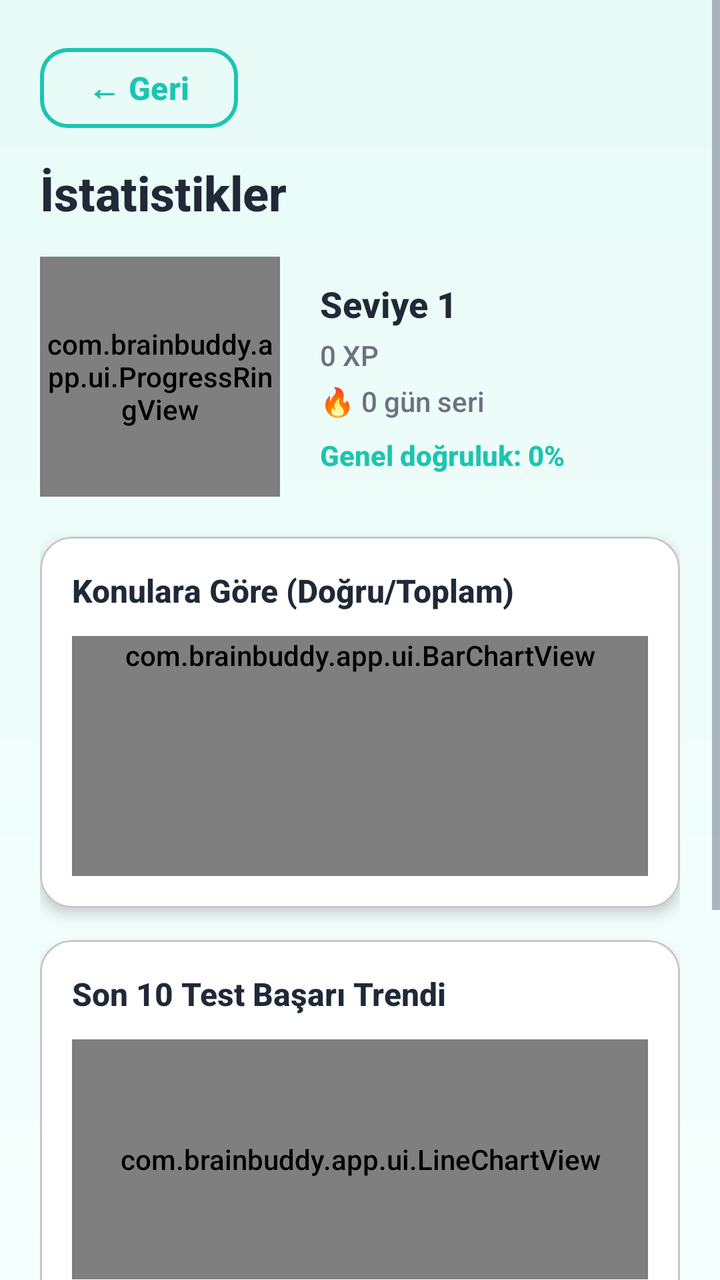
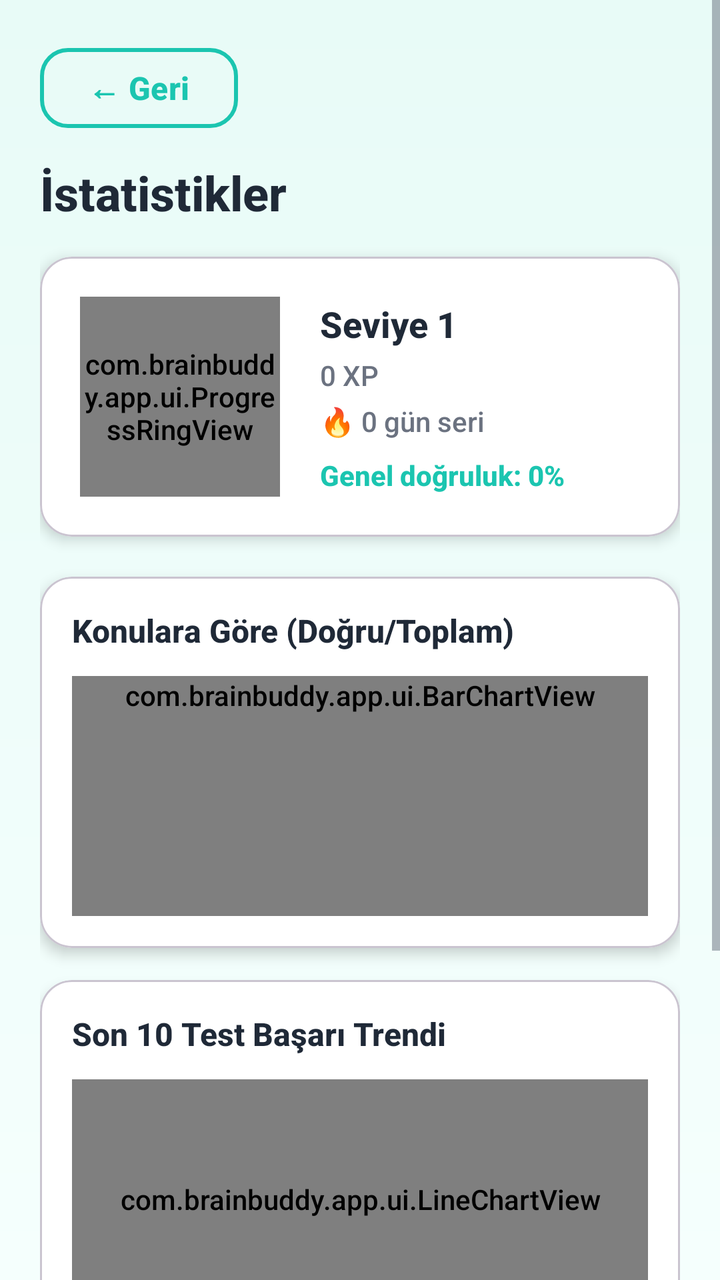

An Android layout rendered at two revisions. The XML below is the earlier revision; the diff shows what the commit changed to produce the second picture.
<!-- AndroidManifest.xml: application theme Theme.BrainBuddy -->
<!-- res/layout/activity_stats.xml -->
<?xml version="1.0" encoding="utf-8"?>
<ScrollView xmlns:android="http://schemas.android.com/apk/res/android"
    xmlns:app="http://schemas.android.com/apk/res-auto"
    xmlns:tools="http://schemas.android.com/tools"
    android:layout_width="match_parent"
    android:layout_height="match_parent"
    android:background="@drawable/bg_stats_light"
    android:fillViewport="true">

    <LinearLayout
        android:layout_width="match_parent"
        android:layout_height="wrap_content"
        android:orientation="vertical"
        android:padding="20dp">

        <Button
            android:id="@+id/btnBack"
            style="@style/BBButtonAlt"
            android:layout_width="wrap_content"
            android:layout_height="48dp"
            android:text="← Geri"/>

        <TextView
            android:layout_width="match_parent"
            android:layout_height="wrap_content"
            android:layout_marginTop="12dp"
            android:text="İstatistikler"
            android:textSize="24sp"
            android:textStyle="bold"
            android:textColor="@color/bb_text_dark"/>

        <LinearLayout
            android:layout_width="match_parent"
            android:layout_height="wrap_content"
            android:orientation="horizontal"
            android:layout_marginTop="16dp"
            android:gravity="center">

            <com.brainbuddy.app.ui.ProgressRingView
                android:id="@+id/progressRing"
                android:layout_width="120dp"
                android:layout_height="120dp"
                tools:progress="75"/>

            <LinearLayout
                android:layout_width="0dp"
                android:layout_height="wrap_content"
                android:layout_weight="1"
                android:orientation="vertical"
                android:layout_marginStart="20dp">

                <TextView
                    android:id="@+id/tvLevel"
                    android:layout_width="wrap_content"
                    android:layout_height="wrap_content"
                    android:text="Seviye 1"
                    android:textSize="18sp"
                    android:textStyle="bold"
                    android:textColor="@color/bb_text_dark"/>

                <TextView
                    android:id="@+id/tvXp"
                    android:layout_width="wrap_content"
                    android:layout_height="wrap_content"
                    android:layout_marginTop="4dp"
                    android:text="0 XP"
                    android:textSize="14sp"
                    android:textColor="@color/bb_text_dark_muted"/>

                <TextView
                    android:id="@+id/tvStreak"
                    android:layout_width="wrap_content"
                    android:layout_height="wrap_content"
                    android:layout_marginTop="4dp"
                    android:text="🔥 0 gün seri"
                    android:textSize="14sp"
                    android:textColor="@color/bb_text_dark_muted"/>

                <TextView
                    android:id="@+id/tvOverallAccuracy"
                    android:layout_width="wrap_content"
                    android:layout_height="wrap_content"
                    android:layout_marginTop="8dp"
                    android:text="Genel doğruluk: 0%"
                    android:textSize="14sp"
                    android:textColor="@color/bb_turquoise"
                    android:textStyle="bold"/>
            </LinearLayout>
        </LinearLayout>

        <com.google.android.material.card.MaterialCardView
            android:layout_width="match_parent"
            android:layout_height="wrap_content"
            app:cardCornerRadius="16dp"
            app:cardElevation="4dp"
            app:cardBackgroundColor="@color/white"
            android:layout_marginTop="20dp">

            <LinearLayout
                android:layout_width="match_parent"
                android:layout_height="wrap_content"
                android:orientation="vertical"
                android:padding="16dp">

                <TextView
                    android:layout_width="wrap_content"
                    android:layout_height="wrap_content"
                    android:text="Konulara Göre (Doğru/Toplam)"
                    android:textSize="16sp"
                    android:textStyle="bold"
                    android:textColor="@color/bb_text_dark"/>

                <com.brainbuddy.app.ui.BarChartView
                    android:id="@+id/barChart"
                    android:layout_width="match_parent"
                    android:layout_height="wrap_content"
                    android:layout_marginTop="12dp"
                    android:minHeight="120dp"/>
            </LinearLayout>
        </com.google.android.material.card.MaterialCardView>

        <com.google.android.material.card.MaterialCardView
            android:layout_width="match_parent"
            android:layout_height="wrap_content"
            app:cardCornerRadius="16dp"
            app:cardElevation="4dp"
            app:cardBackgroundColor="@color/white"
            android:layout_marginTop="16dp">

            <LinearLayout
                android:layout_width="match_parent"
                android:layout_height="wrap_content"
                android:orientation="vertical"
                android:padding="16dp">

                <TextView
                    android:layout_width="wrap_content"
                    android:layout_height="wrap_content"
                    android:text="Son 10 Test Başarı Trendi"
                    android:textSize="16sp"
                    android:textStyle="bold"
                    android:textColor="@color/bb_text_dark"/>

                <com.brainbuddy.app.ui.LineChartView
                    android:id="@+id/lineChart"
                    android:layout_width="match_parent"
                    android:layout_height="120dp"
                    android:layout_marginTop="12dp"/>
            </LinearLayout>
        </com.google.android.material.card.MaterialCardView>

        <com.google.android.material.card.MaterialCardView
            android:layout_width="match_parent"
            android:layout_height="wrap_content"
            app:cardCornerRadius="16dp"
            app:cardElevation="4dp"
            app:cardBackgroundColor="@color/white"
            android:layout_marginTop="16dp">

            <LinearLayout
                android:layout_width="match_parent"
                android:layout_height="wrap_content"
                android:orientation="vertical"
                android:padding="16dp">

                <TextView
                    android:layout_width="wrap_content"
                    android:layout_height="wrap_content"
                    android:text="En güçlü konular"
                    android:textSize="16sp"
                    android:textStyle="bold"
                    android:textColor="@color/bb_text_dark"/>

                <TextView
                    android:id="@+id/tvStrongTopics"
                    android:layout_width="match_parent"
                    android:layout_height="wrap_content"
                    android:layout_marginTop="8dp"
                    android:text="-"
                    android:textSize="14sp"
                    android:textColor="@color/bb_text_dark_muted"/>

                <TextView
                    android:layout_width="wrap_content"
                    android:layout_height="wrap_content"
                    android:layout_marginTop="16dp"
                    android:text="Çalışılması gereken konular"
                    android:textSize="16sp"
                    android:textStyle="bold"
                    android:textColor="@color/bb_text_dark"/>

                <TextView
                    android:id="@+id/tvWeakTopics"
                    android:layout_width="match_parent"
                    android:layout_height="wrap_content"
                    android:layout_marginTop="8dp"
                    android:text="-"
                    android:textSize="14sp"
                    android:textColor="@color/bb_text_dark_muted"/>

                <TextView
                    android:layout_width="wrap_content"
                    android:layout_height="wrap_content"
                    android:layout_marginTop="16dp"
                    android:text="Son testler (detay)"
                    android:textSize="16sp"
                    android:textStyle="bold"
                    android:textColor="@color/bb_text_dark"/>

                <TextView
                    android:id="@+id/tvPerTestDetail"
                    android:layout_width="match_parent"
                    android:layout_height="wrap_content"
                    android:layout_marginTop="8dp"
                    android:text="-"
                    android:textSize="13sp"
                    android:textColor="@color/bb_text_dark_muted"/>
            </LinearLayout>
        </com.google.android.material.card.MaterialCardView>
    </LinearLayout>
</ScrollView>
<!-- resources referenced by this layout -->
<resources>
  <color name="bb_text_dark">#1F2937</color>
  <color name="bb_text_dark_muted">#6B7280</color>
  <color name="bb_turquoise">#1BC5B0</color>
  <color name="white">#FFFFFF</color>
  <!-- drawable bg_stats_light (drawable) -->
  <?xml version="1.0" encoding="utf-8"?>
  <layer-list xmlns:android="http://schemas.android.com/apk/res/android">
      <item>
          <shape>
              <gradient
                  android:angle="270"
                  android:startColor="#E8FBF7"
                  android:endColor="#F5FFFD"/>
          </shape>
      </item>
  </layer-list>
  <style name="BBButtonAlt" parent="Widget.Material3.Button.OutlinedButton">
          <item name="android:minHeight">48dp</item>
          <item name="cornerRadius">14dp</item>
          <item name="android:textAllCaps">false</item>
          <item name="android:textColor">@color/bb_primary</item>
          <item name="strokeColor">@color/bb_primary</item>
          <item name="strokeWidth">2dp</item>
      </style>
  <style name="Theme.BrainBuddy" parent="Theme.Material3.Light.NoActionBar">
          <item name="colorPrimary">@color/bb_primary</item>
          <item name="colorOnPrimary">@color/white</item>
          <item name="colorSecondary">@color/bb_secondary</item>
          <item name="colorOnSecondary">@color/white</item>
          <item name="colorTertiary">@color/bb_accent</item>
          <item name="colorOnTertiary">@color/black</item>
          <item name="colorError">@color/bb_error</item>
          <item name="android:windowBackground">@drawable/bg_gradient</item>
          <item name="android:textColorPrimary">@color/bb_text</item>
          <item name="android:textColorSecondary">@color/bb_text_muted</item>
          <item name="materialButtonStyle">@style/BBButton</item>
          <item name="android:fontFamily">sans-serif-medium</item>
      </style>
  <color name="bb_primary">#1BC5B0</color>
  <color name="bb_secondary">#00897B</color>
  <color name="bb_accent">#FFC107</color>
  <color name="black">#000000</color>
  <color name="bb_error">#FF5252</color>
  <!-- drawable bg_gradient (drawable) -->
  <?xml version="1.0" encoding="utf-8"?>
  <layer-list xmlns:android="http://schemas.android.com/apk/res/android">
      <item>
          <shape>
              <gradient
                  android:angle="270"
                  android:startColor="#E8FBF7"
                  android:endColor="#F5FFFD"/>
          </shape>
      </item>
  </layer-list>
  <color name="bb_text">#1F2937</color>
  <color name="bb_text_muted">#6B7280</color>
  <style name="BBButton" parent="Widget.Material3.Button">
          <item name="android:minHeight">56dp</item>
          <item name="android:paddingStart">24dp</item>
          <item name="android:paddingEnd">24dp</item>
          <item name="cornerRadius">16dp</item>
          <item name="android:textAllCaps">false</item>
          <item name="android:textColor">@color/white</item>
          <item name="android:textSize">16sp</item>
          <item name="android:textStyle">bold</item>
          <item name="backgroundTint">@color/bb_primary</item>
      </style>
</resources>

<!-- the commit's change to res/layout/activity_stats.xml (unified diff, before → after) -->
@@ -4,7 +4,7 @@
     xmlns:tools="http://schemas.android.com/tools"
     android:layout_width="match_parent"
     android:layout_height="match_parent"
-    android:background="@drawable/bg_stats_light"
+    android:background="@drawable/bg_gradient"
     android:fillViewport="true">
 
     <LinearLayout
@@ -29,64 +29,73 @@
             android:textStyle="bold"
             android:textColor="@color/bb_text_dark"/>
 
-        <LinearLayout
-            android:layout_width="match_parent"
-            android:layout_height="wrap_content"
-            android:orientation="horizontal"
-            android:layout_marginTop="16dp"
-            android:gravity="center">
-
-            <com.brainbuddy.app.ui.ProgressRingView
-                android:id="@+id/progressRing"
-                android:layout_width="120dp"
-                android:layout_height="120dp"
-                tools:progress="75"/>
-
-            <LinearLayout
-                android:layout_width="0dp"
-                android:layout_height="wrap_content"
-                android:layout_weight="1"
-                android:orientation="vertical"
-                android:layout_marginStart="20dp">
-
-                <TextView
-                    android:id="@+id/tvLevel"
-                    android:layout_width="wrap_content"
-                    android:layout_height="wrap_content"
-                    android:text="Seviye 1"
-                    android:textSize="18sp"
-                    android:textStyle="bold"
-                    android:textColor="@color/bb_text_dark"/>
-
-                <TextView
-                    android:id="@+id/tvXp"
-                    android:layout_width="wrap_content"
-                    android:layout_height="wrap_content"
-                    android:layout_marginTop="4dp"
-                    android:text="0 XP"
-                    android:textSize="14sp"
-                    android:textColor="@color/bb_text_dark_muted"/>
-
-                <TextView
-                    android:id="@+id/tvStreak"
-                    android:layout_width="wrap_content"
-                    android:layout_height="wrap_content"
-                    android:layout_marginTop="4dp"
-                    android:text="🔥 0 gün seri"
-                    android:textSize="14sp"
-                    android:textColor="@color/bb_text_dark_muted"/>
-
-                <TextView
-                    android:id="@+id/tvOverallAccuracy"
-                    android:layout_width="wrap_content"
-                    android:layout_height="wrap_content"
-                    android:layout_marginTop="8dp"
-                    android:text="Genel doğruluk: 0%"
-                    android:textSize="14sp"
-                    android:textColor="@color/bb_turquoise"
-                    android:textStyle="bold"/>
-            </LinearLayout>
-        </LinearLayout>
+        <com.google.android.material.card.MaterialCardView
+            android:layout_width="match_parent"
+            android:layout_height="wrap_content"
+            app:cardCornerRadius="16dp"
+            app:cardElevation="4dp"
+            app:cardBackgroundColor="@color/white"
+            android:layout_marginTop="16dp">
+
+            <LinearLayout
+                android:layout_width="match_parent"
+                android:layout_height="wrap_content"
+                android:orientation="horizontal"
+                android:padding="20dp"
+                android:gravity="center_vertical">
+
+                <com.brainbuddy.app.ui.ProgressRingView
+                    android:id="@+id/progressRing"
+                    android:layout_width="100dp"
+                    android:layout_height="100dp"
+                    tools:progress="75"/>
+
+                <LinearLayout
+                    android:layout_width="0dp"
+                    android:layout_height="wrap_content"
+                    android:layout_weight="1"
+                    android:orientation="vertical"
+                    android:layout_marginStart="20dp">
+
+                    <TextView
+                        android:id="@+id/tvLevel"
+                        android:layout_width="wrap_content"
+                        android:layout_height="wrap_content"
+                        android:text="Seviye 1"
+                        android:textSize="18sp"
+                        android:textStyle="bold"
+                        android:textColor="@color/bb_text_dark"/>
+
+                    <TextView
+                        android:id="@+id/tvXp"
+                        android:layout_width="wrap_content"
+                        android:layout_height="wrap_content"
+                        android:layout_marginTop="4dp"
+                        android:text="0 XP"
+                        android:textSize="14sp"
+                        android:textColor="@color/bb_text_dark_muted"/>
+
+                    <TextView
+                        android:id="@+id/tvStreak"
+                        android:layout_width="wrap_content"
+                        android:layout_height="wrap_content"
+                        android:layout_marginTop="4dp"
+                        android:text="🔥 0 gün seri"
+                        android:textSize="14sp"
+                        android:textColor="@color/bb_text_dark_muted"/>
+
+                    <TextView
+                        android:id="@+id/tvOverallAccuracy"
+                        android:layout_width="wrap_content"
+                        android:layout_height="wrap_content"
+                        android:layout_marginTop="8dp"
+                        android:text="Genel doğruluk: 0%"
+                        android:textSize="14sp"
+                        android:textColor="@color/bb_turquoise"
+                        android:textStyle="bold"/>
+                </LinearLayout>
+            </LinearLayout>
+        </com.google.android.material.card.MaterialCardView>
 
         <com.google.android.material.card.MaterialCardView
             android:layout_width="match_parent"
@@ -166,55 +175,64 @@
                 <TextView
                     android:layout_width="wrap_content"
                     android:layout_height="wrap_content"
-                    android:text="En güçlü konular"
-                    android:textSize="16sp"
-                    android:textStyle="bold"
-                    android:textColor="@color/bb_text_dark"/>
-
-                <TextView
-                    android:id="@+id/tvStrongTopics"
+                    android:text="Konu özeti"
+                    android:textSize="16sp"
+                    android:textStyle="bold"
+                    android:textColor="@color/bb_text_dark"/>
+
+                <HorizontalScrollView
+                    android:layout_width="match_parent"
+                    android:layout_height="wrap_content"
+                    android:layout_marginTop="12dp"
+                    android:scrollbars="none">
+
+                    <com.google.android.material.chip.ChipGroup
+                        android:id="@+id/chipGroupStrong"
+                        android:layout_width="wrap_content"
+                        android:layout_height="wrap_content"
+                        app:singleLine="true"
+                        app:chipSpacingHorizontal="8dp"/>
+                </HorizontalScrollView>
+
+                <TextView
+                    android:layout_width="wrap_content"
+                    android:layout_height="wrap_content"
+                    android:layout_marginTop="12dp"
+                    android:text="Geliştirilecek"
+                    android:textSize="14sp"
+                    android:textStyle="bold"
+                    android:textColor="@color/bb_error"/>
+
+                <HorizontalScrollView
                     android:layout_width="match_parent"
                     android:layout_height="wrap_content"
                     android:layout_marginTop="8dp"
-                    android:text="-"
-                    android:textSize="14sp"
-                    android:textColor="@color/bb_text_dark_muted"/>
+                    android:scrollbars="none">
+
+                    <com.google.android.material.chip.ChipGroup
+                        android:id="@+id/chipGroupWeak"
+                        android:layout_width="wrap_content"
+                        android:layout_height="wrap_content"
+                        app:singleLine="true"
+                        app:chipSpacingHorizontal="8dp"/>
+                </HorizontalScrollView>
 
                 <TextView
                     android:layout_width="wrap_content"
                     android:layout_height="wrap_content"
                     android:layout_marginTop="16dp"
-                    android:text="Çalışılması gereken konular"
-                    android:textSize="16sp"
-                    android:textStyle="bold"
-                    android:textColor="@color/bb_text_dark"/>
-
-                <TextView
-                    android:id="@+id/tvWeakTopics"
+                    android:text="Son testler"
+                    android:textSize="16sp"
+                    android:textStyle="bold"
+                    android:textColor="@color/bb_text_dark"/>
+
+                <androidx.recyclerview.widget.RecyclerView
+                    android:id="@+id/recyclerRecentTests"
                     android:layout_width="match_parent"
                     android:layout_height="wrap_content"
                     android:layout_marginTop="8dp"
-                    android:text="-"
-                    android:textSize="14sp"
-                    android:textColor="@color/bb_text_dark_muted"/>
-
-                <TextView
-                    android:layout_width="wrap_content"
-                    android:layout_height="wrap_content"
-                    android:layout_marginTop="16dp"
-                    android:text="Son testler (detay)"
-                    android:textSize="16sp"
-                    android:textStyle="bold"
-                    android:textColor="@color/bb_text_dark"/>
-
-                <TextView
-                    android:id="@+id/tvPerTestDetail"
-                    android:layout_width="match_parent"
-                    android:layout_height="wrap_content"
-                    android:layout_marginTop="8dp"
-                    android:text="-"
-                    android:textSize="13sp"
-                    android:textColor="@color/bb_text_dark_muted"/>
+                    android:nestedScrollingEnabled="false"
+                    tools:listitem="@layout/item_stats_test_row"/>
             </LinearLayout>
         </com.google.android.material.card.MaterialCardView>
     </LinearLayout>
<!-- resource entries referenced after the edit -->
@@ -4,18 +4,6 @@
   <color name="bb_text_dark_muted">#6B7280</color>
   <color name="bb_turquoise">#1BC5B0</color>
   <color name="white">#FFFFFF</color>
-  <!-- drawable bg_stats_light (drawable) -->
-  <?xml version="1.0" encoding="utf-8"?>
-  <layer-list xmlns:android="http://schemas.android.com/apk/res/android">
-      <item>
-          <shape>
-              <gradient
-                  android:angle="270"
-                  android:startColor="#E8FBF7"
-                  android:endColor="#F5FFFD"/>
-          </shape>
-      </item>
-  </layer-list>
   <style name="BBButtonAlt" parent="Widget.Material3.Button.OutlinedButton">
           <item name="android:minHeight">48dp</item>
           <item name="cornerRadius">14dp</item>
